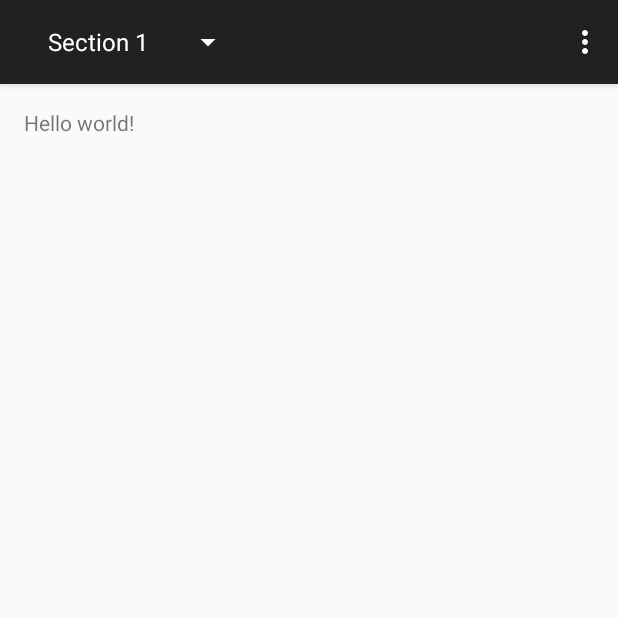
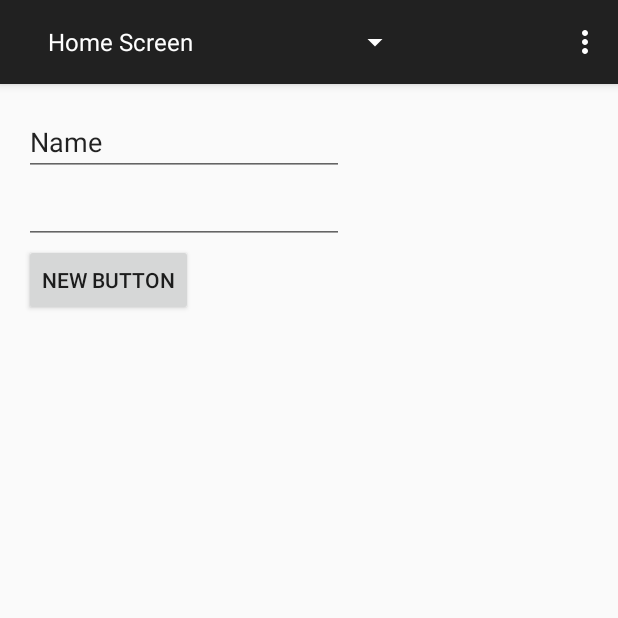
Before and after one commit to Nathansen301/AlphaDroid, an Android app: the screen it shows after launch (MainActivity), on a phone screen of 412 x 824 dp, the top half of it. Run offline under Robolectric (Android 15) with nearby library versions, the phone set to English and light mode, and no system bars.

Commit message:
Working on implementing GCM (Compiles)

```diff
--- a/app/src/main/java/us/genetzky/alphaappdev/alphadroid/MainActivity.java
+++ b/app/src/main/java/us/genetzky/alphaappdev/alphadroid/MainActivity.java
@@ -1,5 +1,6 @@
 package us.genetzky.alphaappdev.alphadroid;
 
+import android.content.Intent;
 import android.support.v7.app.ActionBarActivity;
 import android.support.v7.app.ActionBar;
 import android.support.v4.app.Fragment;
@@ -23,6 +24,7 @@ public class MainActivity extends ActionBarActivity implements ActionBar.OnNavig
      * current dropdown position.
      */
     private static final String STATE_SELECTED_NAVIGATION_ITEM = "selected_navigation_item";
+    private static final int NAVIGATION_GCM = 2;
 
     @Override
     protected void onCreate(Bundle savedInstanceState) {
@@ -92,9 +94,17 @@ public class MainActivity extends ActionBarActivity implements ActionBar.OnNavig
     public boolean onNavigationItemSelected(int position, long id) {
         // When the given dropdown item is selected, show its contents in the
         // container view.
-        getSupportFragmentManager().beginTransaction()
-                .replace(R.id.container, PlaceholderFragment.newInstance(position + 1))
-                .commit();
+        switch(position){
+            case NAVIGATION_GCM:
+                Intent startGCM;
+                startGCM = new Intent(this,GCM.class);
+                startActivity(startGCM);
+                break;
+            default:
+                getSupportFragmentManager().beginTransaction()
+                        .replace(R.id.container, PlaceholderFragment.newInstance(position + 1))
+                        .commit();
+        }
         return true;
     }
 
--- a/app/src/main/res/layout/fragment_main.xml
+++ b/app/src/main/res/layout/fragment_main.xml
@@ -1,12 +1,32 @@
-<RelativeLayout xmlns:android="http://schemas.android.com/apk/res/android"
+<LinearLayout xmlns:android="http://schemas.android.com/apk/res/android"
     xmlns:tools="http://schemas.android.com/tools" android:layout_width="match_parent"
     android:layout_height="match_parent" android:paddingLeft="@dimen/activity_horizontal_margin"
     android:paddingRight="@dimen/activity_horizontal_margin"
     android:paddingTop="@dimen/activity_vertical_margin"
     android:paddingBottom="@dimen/activity_vertical_margin"
-    tools:context=".MainActivity$PlaceholderFragment">
+    tools:context=".MainActivity$PlaceholderFragment"
+    android:orientation="vertical">
 
-    <TextView android:text="@string/hello_world" android:layout_width="wrap_content"
-        android:layout_height="wrap_content" />
+    <EditText
+        android:layout_width="wrap_content"
+        android:layout_height="wrap_content"
+        android:inputType="textPersonName"
+        android:text="Name"
+        android:ems="10"
+        android:id="@+id/editText_name"
+        android:layout_alignParentTop="true"
+        android:layout_centerHorizontal="true" />
 
-</RelativeLayout>
+    <EditText
+        android:layout_width="wrap_content"
+        android:layout_height="wrap_content"
+        android:inputType="phone"
+        android:ems="10"
+        android:id="@+id/editText_phoneNum" />
+
+    <Button
+        android:layout_width="wrap_content"
+        android:layout_height="wrap_content"
+        android:text="New Button"
+        android:id="@+id/button_logon" />
+</LinearLayout>
--- a/app/src/main/res/values/strings.xml
+++ b/app/src/main/res/values/strings.xml
@@ -2,10 +2,14 @@
 <resources>
 
     <string name="app_name">AlphaDroid</string>
-    <string name="title_section1">Section 1</string>
-    <string name="title_section2">Section 2</string>
+    <string name="title_section1">Home Screen</string>
+    <string name="title_section2">Google Cloud Messaging</string>
     <string name="title_section3">Section 3</string>
     <string name="hello_world">Hello world!</string>
     <string name="action_settings">Settings</string>
+    <string name="title_activity_gcm">GCM</string>
+
+<!-- TODO: Remove or change this placeholder text -->
+    <string name="hello_blank_fragment">Hello blank fragment</string>
 
 </resources>
```
Also changed, not shown: app/src/main/AndroidManifest.xml (+10 -1 lines), app/src/main/java/us/genetzky/alphaappdev/alphadroid/LogonScreenFragment.java (+11 -11 lines), app/src/main/res/layout/activity_gcm.xml (+5 -3 lines), 2 other files.
